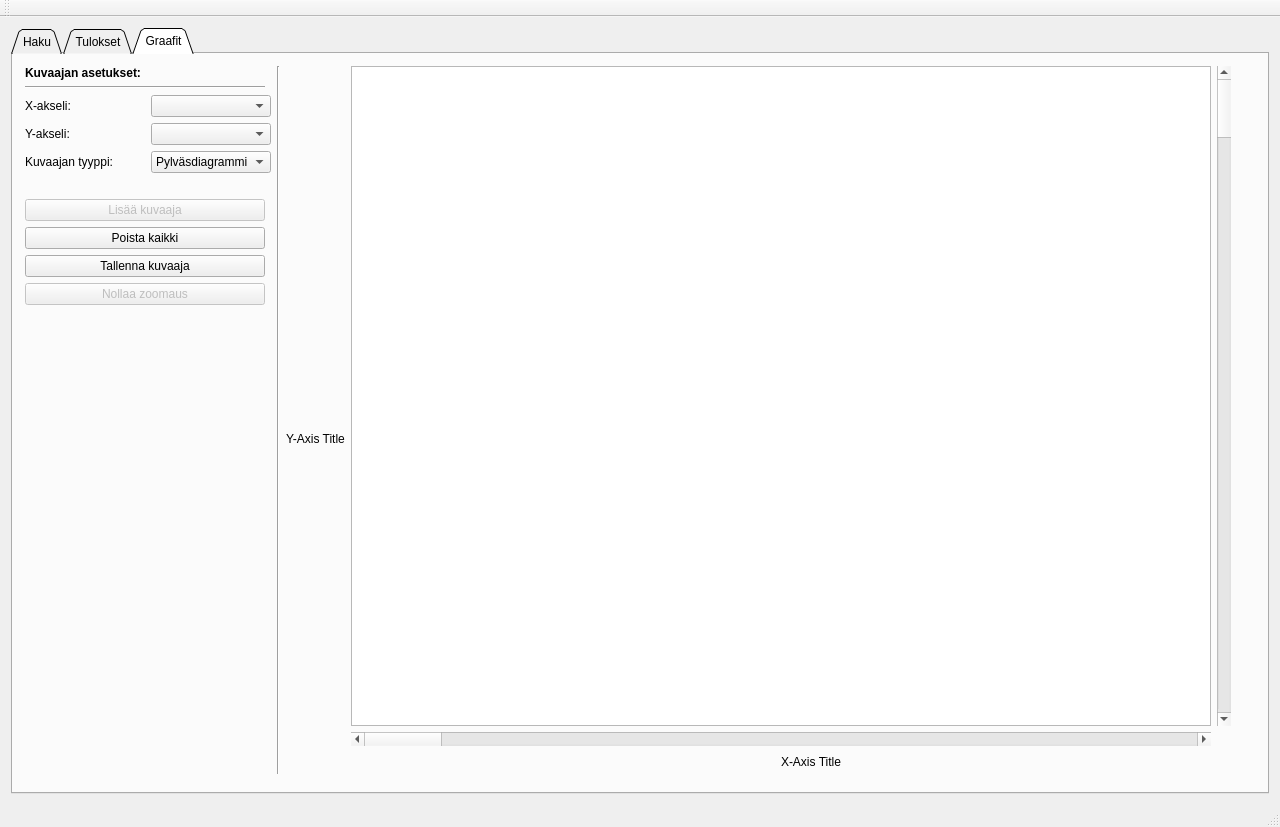
First picture: the form in App/UI/finlandia.ui, repository vikidi/Finlandia-Hiihto-Visual, before the edit.
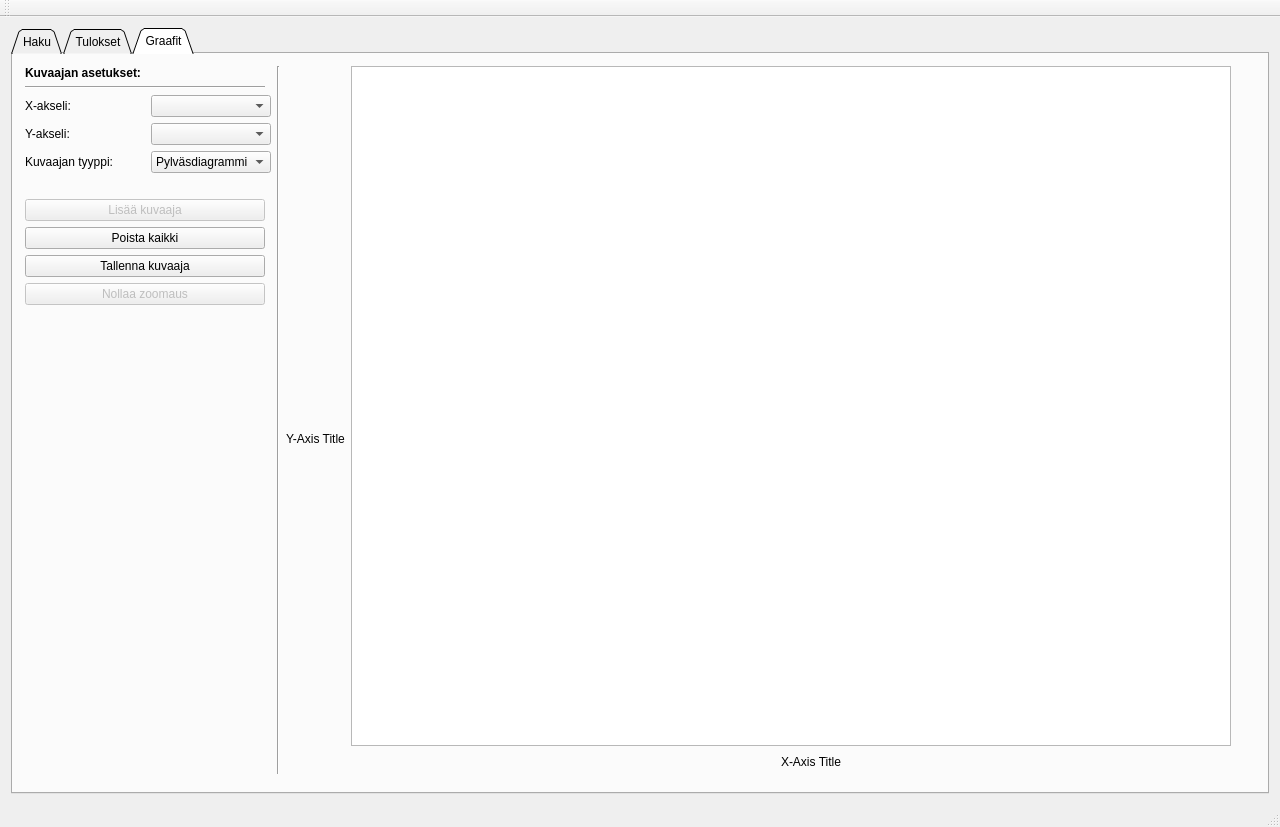
Second picture: the form after the edit. Custom widgets are drawn as their Qt base class.

Commit message: Removed graph scrollers

The edit to the form file:
```diff
--- a/App/UI/finlandia.ui
+++ b/App/UI/finlandia.ui
@@ -1909,14 +1909,14 @@
                 <widget class="QChartView" name="graafiWiev">
                  <property name="minimumSize">
                   <size>
-                   <width>860</width>
-                   <height>660</height>
+                   <width>880</width>
+                   <height>680</height>
                   </size>
                  </property>
                  <property name="maximumSize">
                   <size>
-                   <width>860</width>
-                   <height>660</height>
+                   <width>880</width>
+                   <height>680</height>
                   </size>
                  </property>
                  <property name="layoutDirection">
@@ -1930,13 +1930,6 @@
                  </property>
                 </widget>
                </item>
-               <item>
-                <widget class="QScrollBar" name="verticalGraphScroll">
-                 <property name="orientation">
-                  <enum>Qt::Vertical</enum>
-                 </property>
-                </widget>
-               </item>
                <item>
                 <spacer name="horizontalSpacer_8">
                  <property name="orientation">
@@ -1952,25 +1945,6 @@
                </item>
               </layout>
              </item>
-             <item>
-              <widget class="QScrollBar" name="horizontalGraphScroll">
-               <property name="minimumSize">
-                <size>
-                 <width>860</width>
-                 <height>0</height>
-                </size>
-               </property>
-               <property name="maximumSize">
-                <size>
-                 <width>860</width>
-                 <height>16777215</height>
-                </size>
-               </property>
-               <property name="orientation">
-                <enum>Qt::Horizontal</enum>
-               </property>
-              </widget>
-             </item>
             </layout>
            </item>
            <item>
```
The commit also changes 2 other files.
